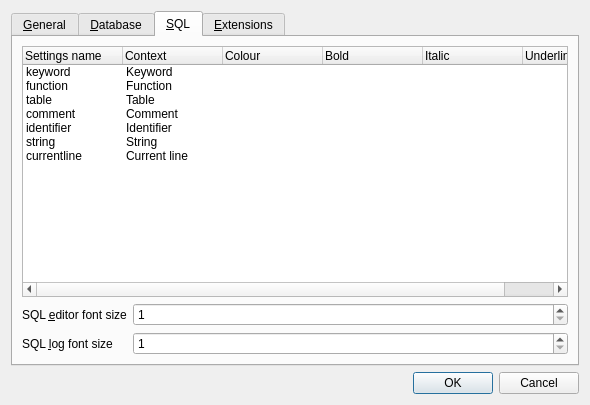
Before: the Qt Designer form src/PreferencesDialog.ui in sqlitebrowser/sqlitebrowser, drawn with Qt 5.
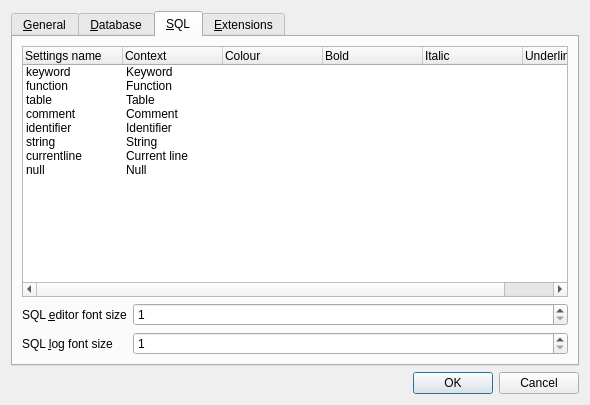
After: the same form once the commit is applied. The open tabs and pages were chosen to show the change. Icons and pictures are not drawn.

Commit message: Add NULL to the SQL Preferences tab

Patch:
```diff
--- a/src/PreferencesDialog.ui
+++ b/src/PreferencesDialog.ui
@@ -363,6 +363,14 @@
            <string>Current line</string>
           </property>
          </item>
+         <item>
+          <property name="text">
+           <string>null</string>
+          </property>
+          <property name="text">
+           <string>Null</string>
+          </property>
+         </item>
         </widget>
        </item>
        <item>
```
The commit also changes 1 other file.
